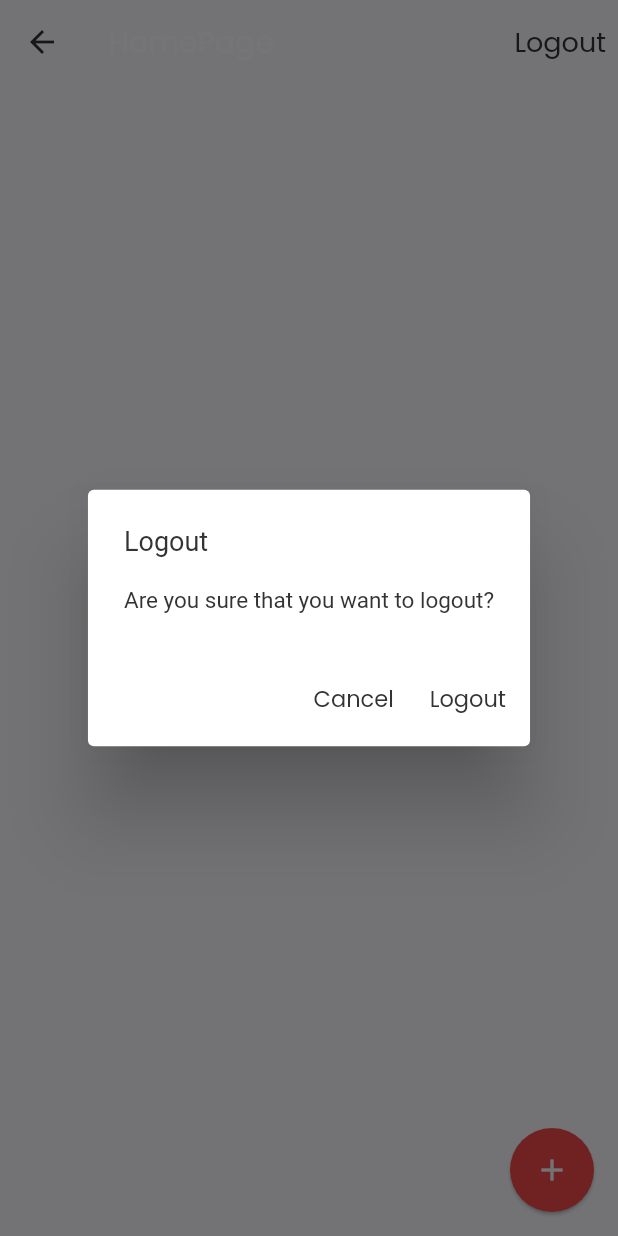
After one commit to JamiuJimoh/Morsmat, a Flutter app: the AccountPage screen opened directly, after a tap on "Logout", on a phone screen of 412 x 824 dp. The commit adds this screen. Run offline on Flutter 3.47's test engine with Material 2 defaults, Android fonts, the phone set to English and light mode, and no system bars; our stand-ins replace cloud_firestore, firebase_auth, firebase_core, google_sign_in; missing offline and left inert: flutter_login_facebook; accounts and stored records are empty.

```diff
--- /dev/null
+++ b/lib/app/home/account/account_page.dart
@@ -0,0 +1,59 @@
+import 'package:flutter/material.dart';
+import 'package:provider/provider.dart';
+
+import '../../../common_widgets/show_alert_dialog.dart';
+import '../../../services/auth.dart';
+import '../meals/edit_meal_page.dart';
+
+class AccountPage extends StatelessWidget {
+  // final GlobalKey<ScaffoldState> _scaffoldKey = GlobalKey<ScaffoldState>();
+
+  Future<void> _signOut(BuildContext context) async {
+    try {
+      final auth = Provider.of<AuthBase>(context, listen: false);
+      await auth.signOut();
+    } catch (e) {
+      print(e.toString());
+    }
+  }
+
+  Future<void> _confirmSignOut(BuildContext context) async {
+    //TODO IMPORTANT: fix signout  bug
+    final didRequestSignOut = await showAlertDialog(
+      context: context,
+      title: 'Logout',
+      content: 'Are you sure that you want to logout?',
+      cancelActionText: 'Cancel',
+      defaultActionText: 'Logout',
+    );
+    if (didRequestSignOut == true) {
+      _signOut(context);
+    }
+  }
+
+  @override
+  Widget build(BuildContext context) {
+    return Scaffold(
+      appBar: AppBar(
+        title: Text('HomePage'),
+        elevation: 0.0,
+        actions: [
+          TextButton(
+            child: Text(
+              'Logout',
+              style: Theme.of(context).textTheme.bodyText1,
+            ),
+            onPressed: () => _confirmSignOut(context),
+          ),
+        ],
+      ),
+      body: Container(),
+      floatingActionButton: FloatingActionButton(
+        onPressed: () => EditMealPage.show(context),
+        child: Icon(Icons.add),
+        elevation: 1.0,
+      ),
+      // key: _scaffoldKey,
+    );
+  }
+}
--- a/lib/common_widgets/show_alert_dialog.dart
+++ b/lib/common_widgets/show_alert_dialog.dart
@@ -13,7 +13,7 @@ Future<bool?> showAlertDialog({
   if (!Platform.isIOS) {
     return showDialog(
       context: context,
-      builder: (_) => AlertDialog(
+      builder: (context) => AlertDialog(
         title: Text(title),
         content: Text(content),
         actions: [
@@ -34,7 +34,7 @@ Future<bool?> showAlertDialog({
   }
   return showCupertinoDialog(
     context: context,
-    builder: (_) => CupertinoAlertDialog(
+    builder: (context) => CupertinoAlertDialog(
       title: Text(title),
       content: Text(content),
       actions: [
```
Also changed, not shown: lib/app/home/cupertino_home_scaffold.dart (+11 -4 lines), lib/app/home/home_page.dart (+20 -3 lines), lib/app/home/meals/edit_meal_page.dart (+8 -6 lines), lib/app/home/meals/meals_overview_page.dart (+0 -42 lines), pubspec.lock.
